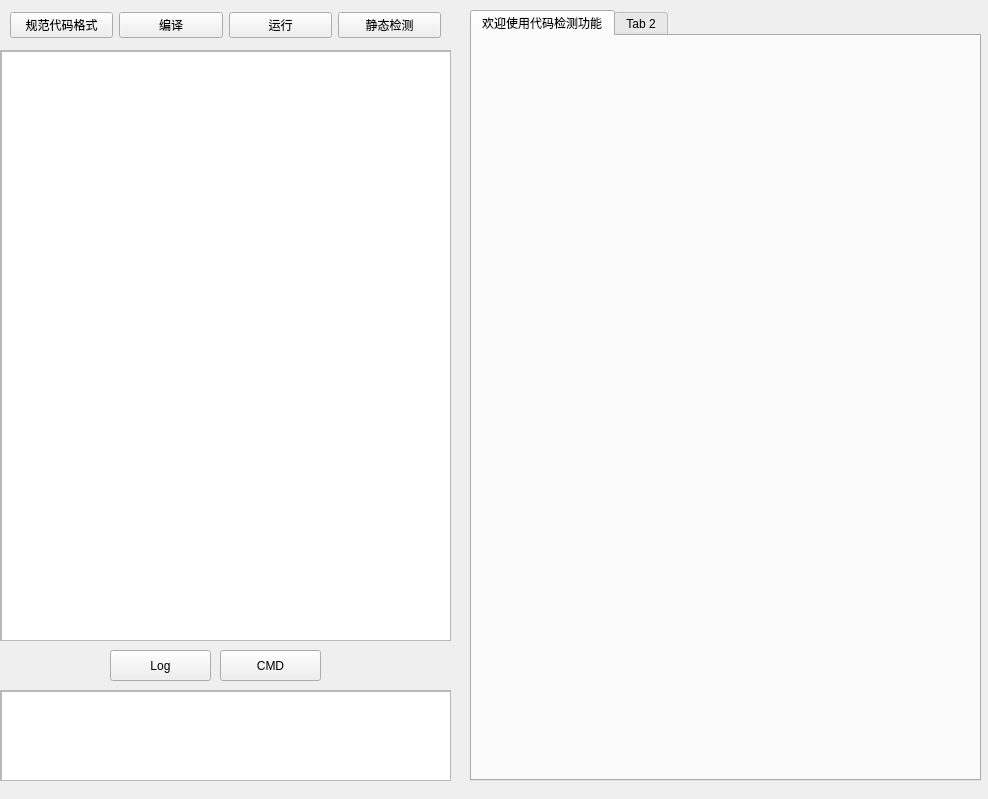
This is UI/extentDetect/MutiWidget.ui in Whitepinkwolf/Code-Reviewer-Porject as Qt 5 draws it before an edit. The edited form follows.
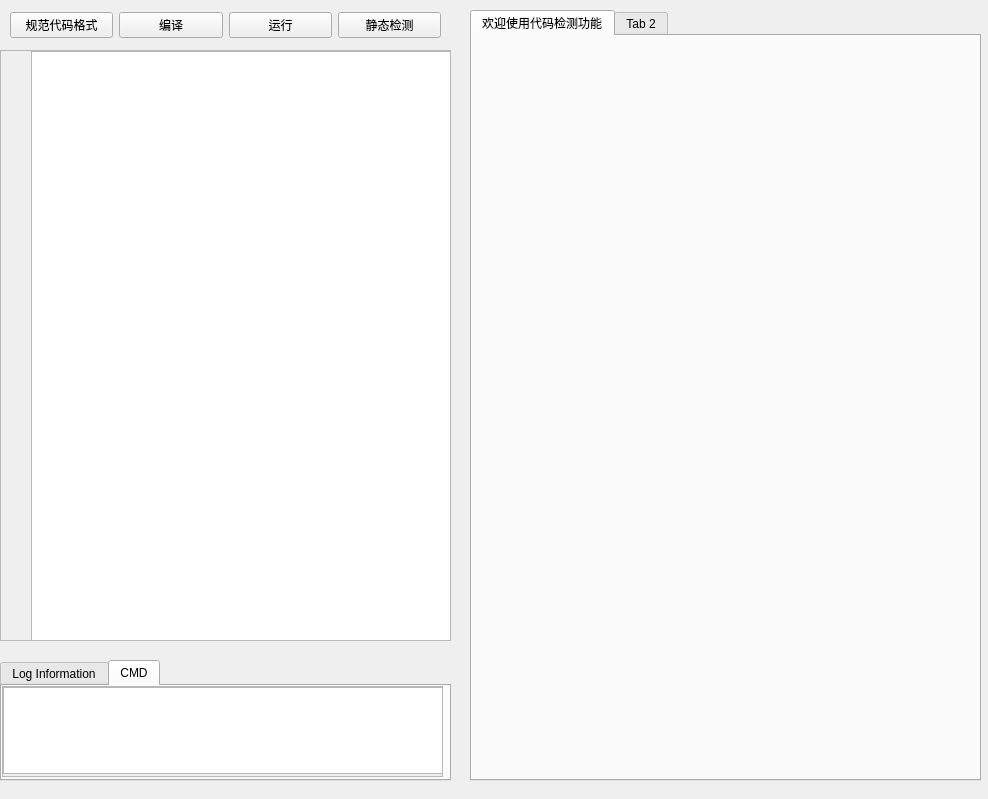
This is the edited form. The open tabs and pages were chosen to show the change. Custom widgets are drawn as their Qt base class.

Diff of the .ui file:
```diff
--- a/UI/extentDetect/MutiWidget.ui
+++ b/UI/extentDetect/MutiWidget.ui
@@ -37,9 +37,9 @@
     <widget class="QTextEdit" name="CodeEditor">
      <property name="geometry">
       <rect>
-       <x>0</x>
+       <x>30</x>
        <y>0</y>
-       <width>451</width>
+       <width>421</width>
        <height>591</height>
       </rect>
      </property>
@@ -109,16 +109,22 @@
     </item>
    </layout>
   </widget>
-  <widget class="QStackedWidget" name="stackedWidget">
+  <widget class="QTabWidget" name="LogAndCmd">
    <property name="geometry">
     <rect>
      <x>0</x>
-     <y>690</y>
+     <y>660</y>
      <width>451</width>
-     <height>101</height>
+     <height>121</height>
     </rect>
    </property>
-   <widget class="QWidget" name="page">
+   <property name="currentIndex">
+    <number>1</number>
+   </property>
+   <widget class="QWidget" name="tab">
+    <attribute name="title">
+     <string>Log Information</string>
+    </attribute>
     <widget class="QScrollArea" name="scrollArea_2">
      <property name="geometry">
       <rect>
@@ -153,13 +159,16 @@
      </widget>
     </widget>
    </widget>
-   <widget class="QWidget" name="page_2">
+   <widget class="QWidget" name="tab_2">
+    <attribute name="title">
+     <string>CMD</string>
+    </attribute>
     <widget class="QScrollArea" name="scrollArea_3">
      <property name="geometry">
       <rect>
        <x>0</x>
        <y>0</y>
-       <width>451</width>
+       <width>441</width>
        <height>91</height>
       </rect>
      </property>
@@ -171,7 +180,7 @@
        <rect>
         <x>0</x>
         <y>0</y>
-        <width>449</width>
+        <width>439</width>
         <height>89</height>
        </rect>
       </property>
@@ -180,8 +189,8 @@
         <rect>
          <x>0</x>
          <y>0</y>
-         <width>451</width>
-         <height>91</height>
+         <width>441</width>
+         <height>87</height>
         </rect>
        </property>
       </widget>
@@ -189,32 +198,6 @@
     </widget>
    </widget>
   </widget>
-  <widget class="QPushButton" name="pb_log">
-   <property name="geometry">
-    <rect>
-     <x>110</x>
-     <y>650</y>
-     <width>101</width>
-     <height>31</height>
-    </rect>
-   </property>
-   <property name="text">
-    <string>Log</string>
-   </property>
-  </widget>
-  <widget class="QPushButton" name="pb_cmd">
-   <property name="geometry">
-    <rect>
-     <x>220</x>
-     <y>650</y>
-     <width>101</width>
-     <height>31</height>
-    </rect>
-   </property>
-   <property name="text">
-    <string>CMD</string>
-   </property>
-  </widget>
  </widget>
  <customwidgets>
   <customwidget>
@@ -222,6 +205,16 @@
    <extends>QPushButton</extends>
    <header location="global">detectmenubutton</header>
   </customwidget>
+  <customwidget>
+   <class>NewCodeEditor</class>
+   <extends>QTextEdit</extends>
+   <header location="global">NewCodeEditor</header>
+  </customwidget>
+  <customwidget>
+   <class>CmdTextEdit</class>
+   <extends>QTextEdit</extends>
+   <header location="global">CmdTextEdit</header>
+  </customwidget>
  </customwidgets>
  <resources/>
  <connections/>
```
Left out of the diff: 10 changed lines with no effect on the pictures.
